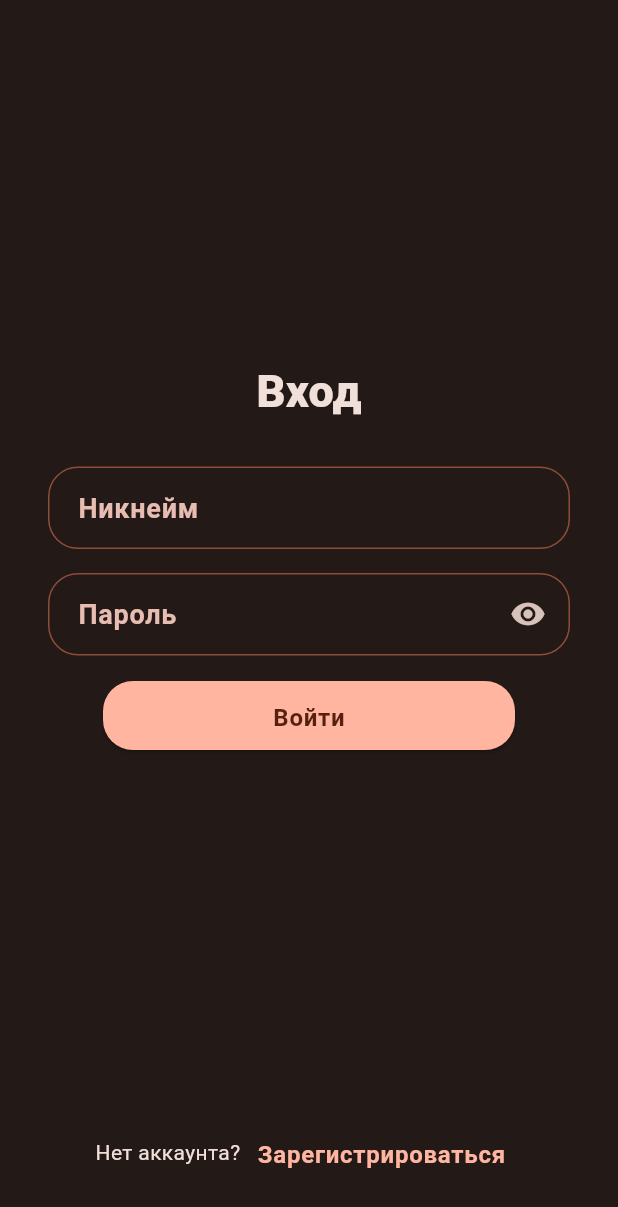
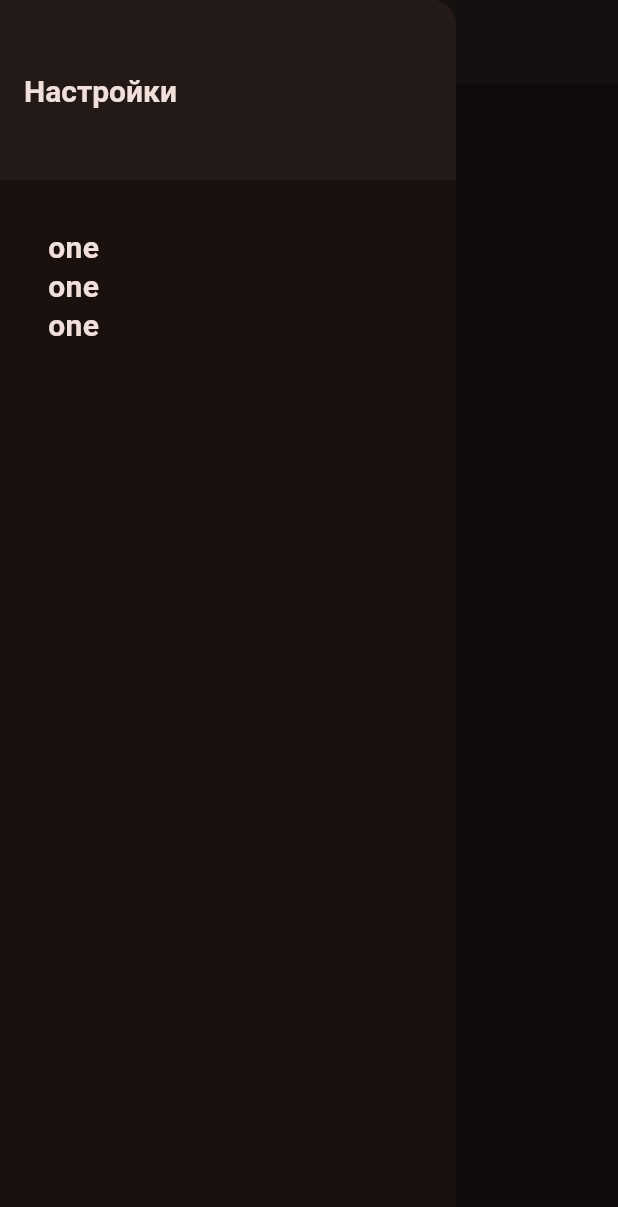
Before and after one commit to liimb/tech-messenger-front, a Flutter app: the screen it shows after launch, with the side drawer open (before the commit the screen has no drawer), on a phone screen of 412 x 824 dp. Shown: the top 1207 px of the screen. Run offline on Flutter 3.47's test engine with Material 3 defaults, Android fonts, the phone set to English and light mode, and no system bars; drawn by our look-alikes of auto_size_text; our stand-ins replace flutter_dotenv, flutter_svg, go_router, google_fonts; Roboto replaces fonts that are missing (Actor).

Commit message:
feat: some ui build

```diff
--- a/lib/core/routing/app_routing.dart
+++ b/lib/core/routing/app_routing.dart
@@ -1,10 +1,11 @@
 import 'package:flutter/material.dart';
 import 'package:go_router/go_router.dart';
 import 'package:tech_messenger/modules/auth/presentation/auth_screen.dart';
+import 'package:tech_messenger/modules/home/presentation/home_screen.dart';
 import 'package:tech_messenger/modules/registration/presentation/registration_screen.dart';
 
 final router = GoRouter(
-  initialLocation: '/auth',
+  initialLocation: '/home',
   //errorBuilder: (context, state) => const ErrorRouteWidget(),
   routes: [
     GoRoute(
@@ -16,5 +17,9 @@ final router = GoRouter(
       pageBuilder: (context, state) =>
           const MaterialPage(child: RegistrationScreen()),
     ),
+    GoRoute(
+      path: '/home',
+      pageBuilder: (context, state) => const MaterialPage(child: HomeScreen()),
+    ),
   ],
 );
--- a/lib/l10n/app_en.arb
+++ b/lib/l10n/app_en.arb
@@ -8,5 +8,7 @@
     "noAccount": "No account?",
     "hasAccount": "Do you have an account?",
     "doLogin": "Login",
-    "register": "Register"
+    "register": "Register",
+    "allChats": "All chats",
+    "settings": "Settings"
 }
--- a/lib/l10n/app_localizations.dart
+++ b/lib/l10n/app_localizations.dart
@@ -157,6 +157,18 @@ abstract class AppLocalizations {
   /// In ru, this message translates to:
   /// **'Зарегистрироваться'**
   String get register;
+
+  /// No description provided for @allChats.
+  ///
+  /// In ru, this message translates to:
+  /// **'Все чаты'**
+  String get allChats;
+
+  /// No description provided for @settings.
+  ///
+  /// In ru, this message translates to:
+  /// **'Настройки'**
+  String get settings;
 }
 
 class _AppLocalizationsDelegate
--- a/lib/l10n/app_localizations_en.dart
+++ b/lib/l10n/app_localizations_en.dart
@@ -37,4 +37,10 @@ class AppLocalizationsEn extends AppLocalizations {
 
   @override
   String get register => 'Register';
+
+  @override
+  String get allChats => 'All chats';
+
+  @override
+  String get settings => 'Settings';
 }
--- a/lib/l10n/app_localizations_ru.dart
+++ b/lib/l10n/app_localizations_ru.dart
@@ -37,4 +37,10 @@ class AppLocalizationsRu extends AppLocalizations {
 
   @override
   String get register => 'Зарегистрироваться';
+
+  @override
+  String get allChats => 'Все чаты';
+
+  @override
+  String get settings => 'Настройки';
 }
--- a/lib/l10n/app_ru.arb
+++ b/lib/l10n/app_ru.arb
@@ -8,5 +8,7 @@
     "noAccount": "Нет аккаунта?",
     "hasAccount": "Есть аккаунт?",
     "doLogin": "Войдите",
-    "register": "Зарегистрироваться"
+    "register": "Зарегистрироваться",
+    "allChats": "Все чаты",
+    "settings": "Настройки"
 }
--- /dev/null
+++ b/lib/modules/home/presentation/home_screen.dart
@@ -0,0 +1,65 @@
+import 'package:flutter/material.dart';
+import 'package:tech_messenger/core/constant/app_padding.dart';
+import 'package:tech_messenger/core/util/extension/build_context_x.dart';
+
+class HomeScreen extends StatelessWidget {
+  const HomeScreen({super.key});
+
+  @override
+  Widget build(BuildContext context) {
+    return Scaffold(
+      drawer: Drawer(
+        child: CustomScrollView(
+          slivers: [
+            SliverToBoxAdapter(
+              child: Container(height: p32, color: context.appTheme.hoverColor),
+            ),
+            SliverAppBar(
+              backgroundColor: context.appTheme.hoverColor,
+              title: Text(
+                context.l10n.settings,
+                style: context.appTextTheme.heading1,
+              ),
+              automaticallyImplyLeading: false,
+            ),
+            SliverToBoxAdapter(
+              child: Container(height: p32, color: context.appTheme.hoverColor),
+            ),
+            SliverPadding(
+              padding: EdgeInsets.all(p32),
+              sliver: SliverToBoxAdapter(
+                child: Column(
+                  mainAxisAlignment: MainAxisAlignment.start,
+                  crossAxisAlignment: CrossAxisAlignment.start,
+                  children: [
+                    Text('one', style: context.appTextTheme.heading1),
+                    Text('one', style: context.appTextTheme.heading1),
+                    Text('one', style: context.appTextTheme.heading1),
+                  ],
+                ),
+              ),
+            ),
+          ],
+        ),
+      ),
+      drawerEdgeDragWidth: MediaQuery.of(context).size.width / 1.3,
+      body: CustomScrollView(
+        slivers: [
+          SliverAppBar(
+            backgroundColor: context.appTheme.hoverColor,
+            title: Text(
+              context.l10n.allChats,
+              style: context.appTextTheme.heading1,
+            ),
+            leading: Builder(
+              builder: (context) => IconButton(
+                icon: const Icon(Icons.menu),
+                onPressed: () => Scaffold.of(context).openDrawer(),
+              ),
+            ),
+          ),
+        ],
+      ),
+    );
+  }
+}
```
